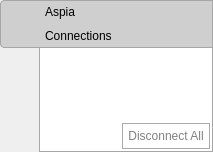
First picture: the form in source/host/ui/host_notifier_window.ui, repository dchapyshev/aspia, before the edit.
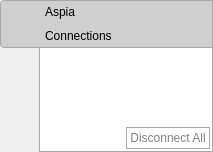
Second picture: the form after the edit. Icons and pictures are not drawn.

Commit message: - Improved the appearance of the window.

```diff
--- a/source/host/ui/host_notifier_window.ui
+++ b/source/host/ui/host_notifier_window.ui
@@ -242,8 +242,21 @@
          <enum>Qt::CustomContextMenu</enum>
         </property>
         <property name="styleSheet">
-         <string notr="true">border: none;
-margin: 2px;</string>
+         <string notr="true">QTreeWidget {
+border: none;
+margin: 2px;
+}
+QTreeWidget::item {
+border: 1px solid white;
+color: #000;
+}
+QTreeWidget::item:hover {
+border: 1px solid #AAAAAA;
+background: #EBEBEB;
+}
+QTreeWidget::item:selected {
+background: #EBEBEB;
+}</string>
         </property>
         <property name="frameShape">
          <enum>QFrame::NoFrame</enum>
@@ -259,7 +272,7 @@
         </attribute>
         <column>
          <property name="text">
-          <string notr="true"/>
+          <string notr="true">0</string>
          </property>
         </column>
        </widget>
@@ -301,7 +314,7 @@
 border: 1px solid #AAAAAA;
 background: white;
 color: black;
-padding: 5px;
+padding: 3px;
 }
 QPushButton:hover {
 background: #EBEBEB;
```
Left out of the diff: 6 changed lines with no effect on the pictures. The commit also changes 2 other files.
